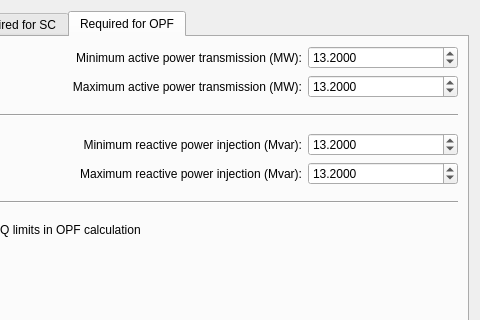
Above: src/electricalsim/ui/sgen_dialog.ui from aloytag/electrical-grid-simulator before the change; both pictures show x 120 to 600 and y 0 to 320 of the 600 by 453 pixel window. Below: the same form after it.
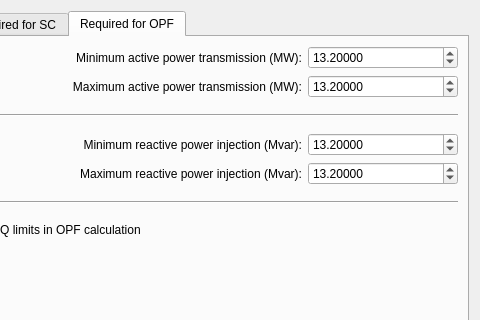
That is the form after the change. The open tabs and pages were chosen to show the change.

The edit to the form file:
```diff
--- a/src/electricalsim/ui/sgen_dialog.ui
+++ b/src/electricalsim/ui/sgen_dialog.ui
@@ -833,7 +833,7 @@
             </size>
            </property>
            <property name="decimals">
-            <number>4</number>
+            <number>5</number>
            </property>
            <property name="minimum">
             <double>0.000000000000000</double>
@@ -885,7 +885,7 @@
             </size>
            </property>
            <property name="decimals">
-            <number>4</number>
+            <number>5</number>
            </property>
            <property name="minimum">
             <double>0.000000000000000</double>
@@ -976,7 +976,7 @@
             </size>
            </property>
            <property name="decimals">
-            <number>4</number>
+            <number>5</number>
            </property>
            <property name="minimum">
             <double>-5000.000000000000000</double>
@@ -1028,7 +1028,7 @@
             </size>
            </property>
            <property name="decimals">
-            <number>4</number>
+            <number>5</number>
            </property>
            <property name="minimum">
             <double>-5000.000000000000000</double>
```
Left out of the diff: 2 changed lines with no effect on the pictures.
